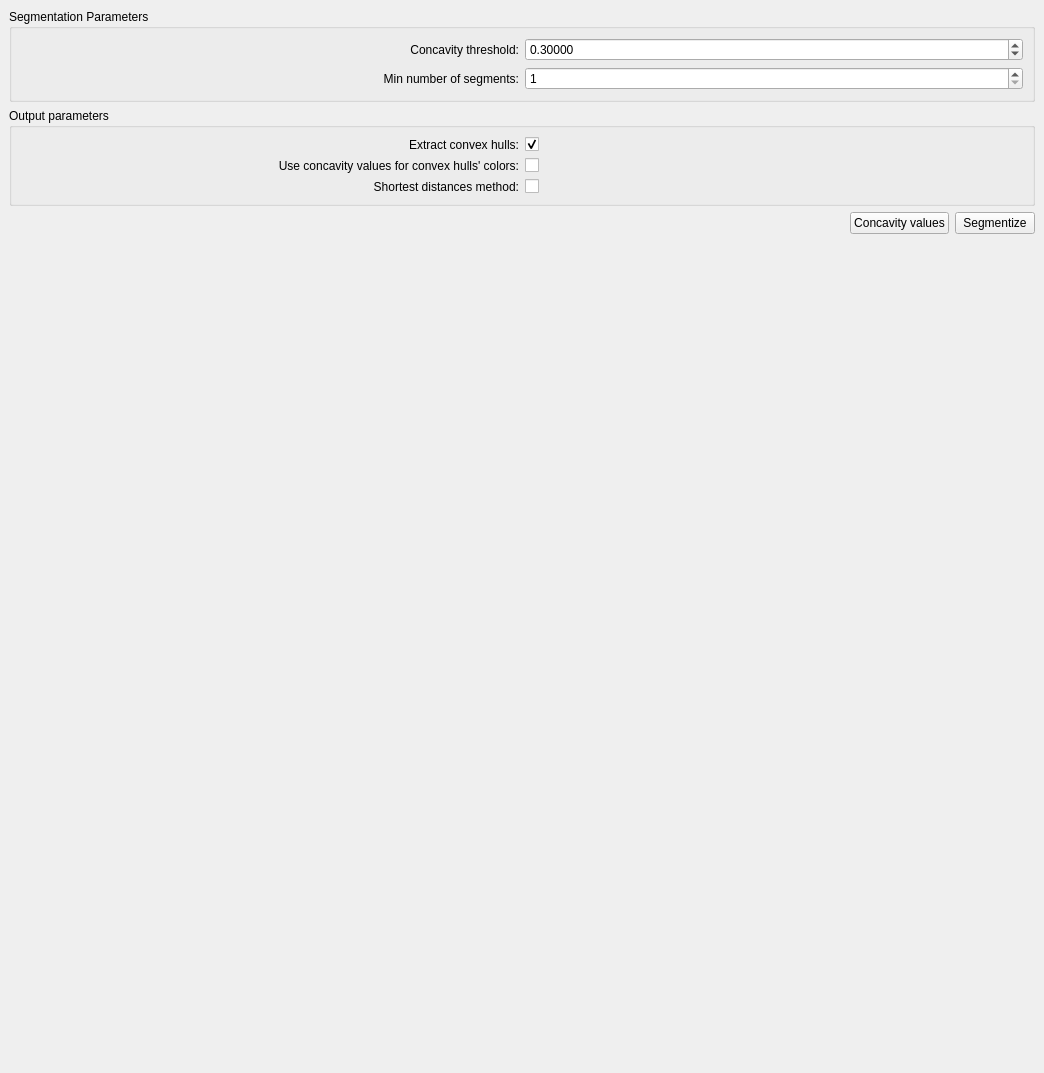
First picture: the form in Polyhedron/demo/Polyhedron/Plugins/Surface_mesh/Approximate_convex_segmentation_widget.ui, repository CGAL/cgal, before the edit.
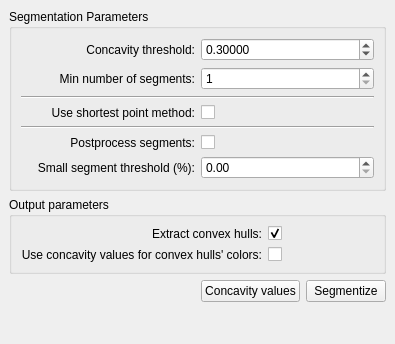
Second picture: the form after the edit.

Commit message:
add segments postprocessing + bug fix
- merge segments that satisfy small segment constraint
- in parallel mode there were random segmetation fault caused by racing
condition while computing normals

Patch:
```diff
--- a/Polyhedron/demo/Polyhedron/Plugins/Surface_mesh/Approximate_convex_segmentation_widget.ui
+++ b/Polyhedron/demo/Polyhedron/Plugins/Surface_mesh/Approximate_convex_segmentation_widget.ui
@@ -6,14 +6,14 @@
    <rect>
     <x>0</x>
     <y>0</y>
-    <width>1044</width>
-    <height>1073</height>
+    <width>395</width>
+    <height>344</height>
    </rect>
   </property>
   <property name="minimumSize">
    <size>
-    <width>791</width>
-    <height>518</height>
+    <width>339</width>
+    <height>344</height>
    </size>
   </property>
   <property name="windowTitle">
@@ -27,6 +27,13 @@
        <string>Segmentation Parameters</string>
       </property>
       <layout class="QGridLayout" name="gridLayout" columnstretch="0,0">
+       <item row="3" column="1">
+        <widget class="QCheckBox" name="shortest_method_check_box">
+         <property name="text">
+          <string/>
+         </property>
+        </widget>
+       </item>
        <item row="1" column="1">
         <widget class="QSpinBox" name="min_segments_spin_box">
          <property name="minimum">
@@ -79,6 +86,79 @@
          </property>
         </widget>
        </item>
+       <item row="2" column="0" colspan="2">
+        <widget class="Line" name="line">
+         <property name="orientation">
+          <enum>Qt::Horizontal</enum>
+         </property>
+        </widget>
+       </item>
+       <item row="3" column="0">
+        <widget class="QLabel" name="shortest_method_label">
+         <property name="text">
+          <string>Use shortest point method:</string>
+         </property>
+         <property name="alignment">
+          <set>Qt::AlignRight|Qt::AlignTrailing|Qt::AlignVCenter</set>
+         </property>
+        </widget>
+       </item>
+       <item row="5" column="1">
+        <widget class="QCheckBox" name="postprocess_segments_check_box">
+         <property name="text">
+          <string/>
+         </property>
+        </widget>
+       </item>
+       <item row="4" column="0" colspan="2">
+        <widget class="Line" name="line_2">
+         <property name="orientation">
+          <enum>Qt::Horizontal</enum>
+         </property>
+        </widget>
+       </item>
+       <item row="5" column="0">
+        <widget class="QLabel" name="postprocess_segments_label">
+         <property name="text">
+          <string>Postprocess segments:</string>
+         </property>
+         <property name="alignment">
+          <set>Qt::AlignRight|Qt::AlignTrailing|Qt::AlignVCenter</set>
+         </property>
+        </widget>
+       </item>
+       <item row="6" column="0">
+        <widget class="QLabel" name="small_segment_threshold_label">
+         <property name="text">
+          <string>Small segment threshold (%):</string>
+         </property>
+         <property name="alignment">
+          <set>Qt::AlignRight|Qt::AlignTrailing|Qt::AlignVCenter</set>
+         </property>
+        </widget>
+       </item>
+       <item row="6" column="1">
+        <widget class="QDoubleSpinBox" name="small_segment_threshold_spin_box">
+         <property name="toolTip">
+          <string/>
+         </property>
+         <property name="inputMethodHints">
+          <set>Qt::ImhFormattedNumbersOnly</set>
+         </property>
+         <property name="prefix">
+          <string/>
+         </property>
+         <property name="suffix">
+          <string/>
+         </property>
+         <property name="maximum">
+          <double>100.000000000000000</double>
+         </property>
+         <property name="singleStep">
+          <double>0.100000000000000</double>
+         </property>
+        </widget>
+       </item>
       </layout>
      </widget>
     </item>
@@ -140,23 +220,6 @@
          </property>
         </widget>
        </item>
-       <item row="2" column="0">
-        <widget class="QLabel" name="shortest_method_label">
-         <property name="text">
-          <string>Shortest distances method:</string>
-         </property>
-         <property name="alignment">
-          <set>Qt::AlignRight|Qt::AlignTrailing|Qt::AlignVCenter</set>
-         </property>
-        </widget>
-       </item>
-       <item row="2" column="1">
-        <widget class="QCheckBox" name="shortest_method_check_box">
-         <property name="text">
-          <string/>
-         </property>
-        </widget>
-       </item>
       </layout>
      </widget>
     </item>
```
The commit also changes 8 other files.
